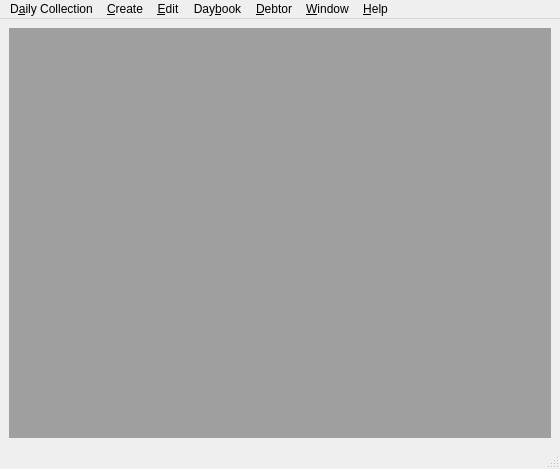
Before: the Qt Designer form forms/DailyCollectionWindow.ui in alanhaggai/Daily-Collection, drawn with Qt 5.
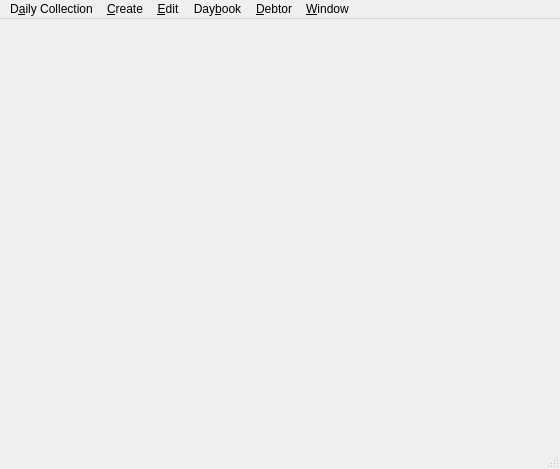
After: the same form once the commit is applied. Icons and pictures are not drawn.

Commit message: Added Windows application icon and removed `Help'

Patch:
```diff
--- a/forms/DailyCollectionWindow.ui
+++ b/forms/DailyCollectionWindow.ui
@@ -20,7 +20,17 @@
   <widget class="QWidget" name="centralwidget">
    <layout class="QGridLayout" name="gridLayout">
     <item row="0" column="0">
-     <widget class="QMdiArea" name="mdiArea"/>
+     <widget class="QMdiArea" name="mdiArea">
+      <property name="background">
+       <brush brushstyle="NoBrush">
+        <color alpha="255">
+         <red>160</red>
+         <green>160</green>
+         <blue>160</blue>
+        </color>
+       </brush>
+      </property>
+     </widget>
     </item>
    </layout>
   </widget>
@@ -30,7 +40,7 @@
      <x>0</x>
      <y>0</y>
      <width>560</width>
-     <height>26</height>
+     <height>22</height>
     </rect>
    </property>
    <widget class="QMenu" name="menu_Daily_Collection">
@@ -75,12 +85,6 @@
     <addaction name="action_DebtorDetails"/>
     <addaction name="action_DebtorTransactions"/>
    </widget>
-   <widget class="QMenu" name="menuAbout">
-    <property name="title">
-     <string>&amp;Help</string>
-    </property>
-    <addaction name="action_HelpAboutDailyCollection"/>
-   </widget>
    <widget class="QMenu" name="menuWindow">
     <property name="title">
      <string>&amp;Window</string>
@@ -100,7 +104,6 @@
    <addaction name="menuDay_book"/>
    <addaction name="menuD_ebtor"/>
    <addaction name="menuWindow"/>
-   <addaction name="menuAbout"/>
   </widget>
   <widget class="QStatusBar" name="statusbar"/>
   <action name="action_Transactions">
```
Left out of the diff: 6 changed lines with no effect on the pictures. The commit also changes 3 other files.
